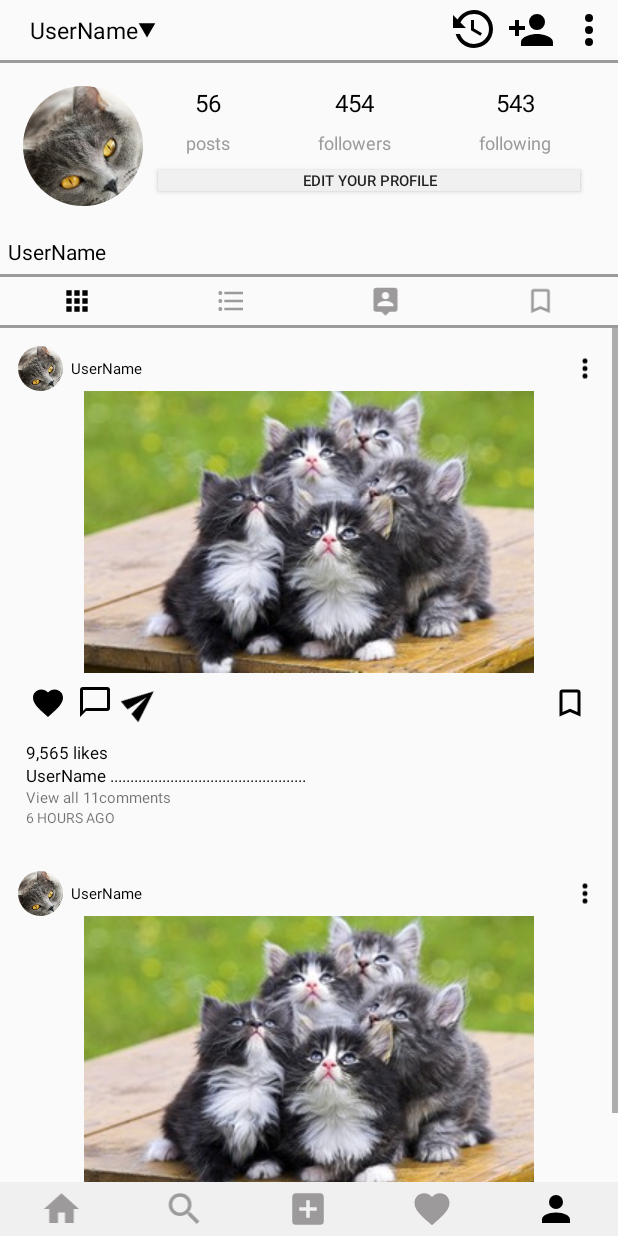
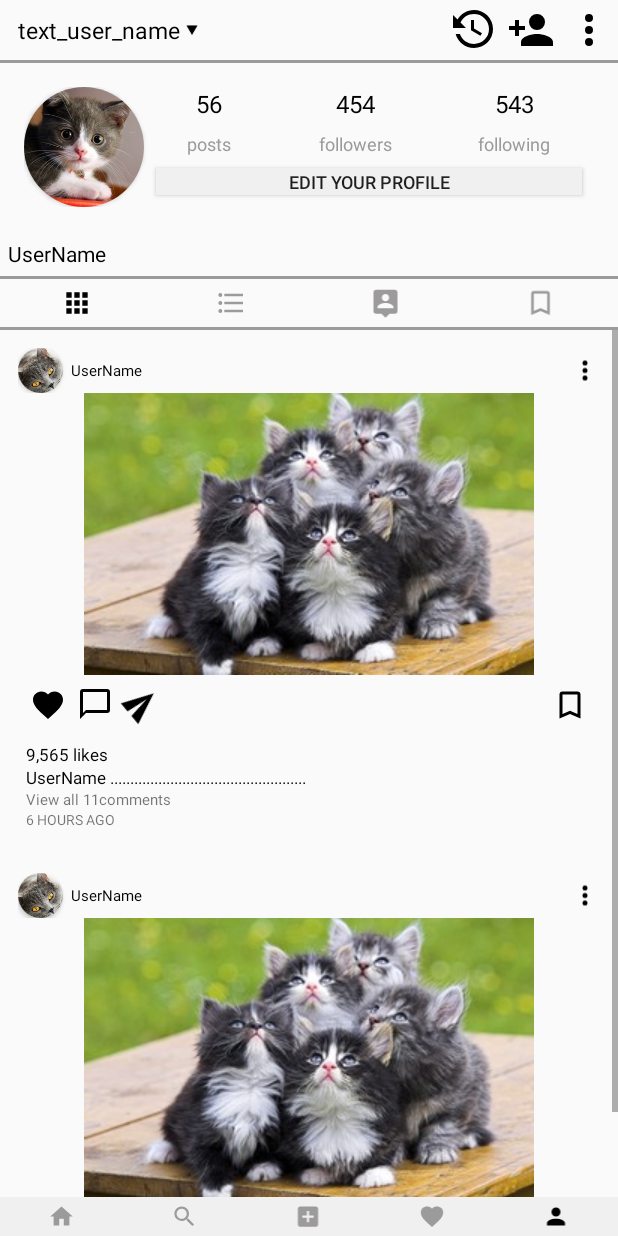
Before and after one commit to BEKTOP/HWork07_UI_Layouts, an Android app: the UserAccountActivity screen opened directly, with no data from a screen before it, on a phone screen of 412 x 824 dp. Run offline under Robolectric (Android 15) with nearby library versions, the phone set to English and light mode, and no system bars.

Commit message:
work over

```diff
--- a/app/src/main/res/layout/post_one.xml
+++ b/app/src/main/res/layout/post_one.xml
@@ -7,6 +7,7 @@
 
     <include
         layout="@layout/post_one_header"/>
+
     <include
         layout="@layout/post_one_content"/>
 </LinearLayout>
--- a/app/src/main/res/layout/post_one_content.xml
+++ b/app/src/main/res/layout/post_one_content.xml
@@ -2,8 +2,7 @@
 <LinearLayout xmlns:android="http://schemas.android.com/apk/res/android"
               android:layout_width="match_parent"
               android:layout_height="wrap_content"
-              android:orientation="vertical"
->
+              android:orientation="vertical">
 
     <ImageView
         android:layout_width="wrap_content"
--- a/app/src/main/res/layout/post_one_header.xml
+++ b/app/src/main/res/layout/post_one_header.xml
@@ -1,27 +1,48 @@
 <?xml version="1.0" encoding="utf-8"?>
 <RelativeLayout xmlns:android="http://schemas.android.com/apk/res/android"
-    android:orientation="horizontal" android:layout_width="match_parent"
-    android:layout_height="wrap_content">
-    <de.hdodenhof.circleimageview.CircleImageView
-android:id="@+id/action_image"
+                xmlns:app="http://schemas.android.com/apk/res-auto"
+                android:layout_width="match_parent"
+                android:layout_height="wrap_content"
+                android:orientation="horizontal">
+
+
+    <android.support.v7.widget.CardView
+        android:id="@+id/action_image"
         android:layout_width="30dp"
         android:layout_height="30dp"
-        android:src="@drawable/image03"
-        android:layout_alignParentLeft="true"/>
+        android:layout_alignParentLeft="true"
+        android:layout_alignParentStart="true"
+        app:cardCornerRadius="30dp">
+
+        <ImageView
+
+            android:id="@+id/image_avatar"
+            android:layout_width="match_parent"
+            android:layout_height="match_parent"
+            android:layout_alignParentTop="true"
+            android:layout_centerHorizontal="true"
+            android:scaleType="centerCrop"
+            android:src="@drawable/image03">
+
+        </ImageView>
+    </android.support.v7.widget.CardView>
+
+
     <TextView
         android:layout_width="wrap_content"
         android:layout_height="wrap_content"
+        android:layout_centerInParent="true"
+        android:layout_margin="5dp"
+        android:layout_toRightOf="@+id/action_image"
         android:text="UserName"
-        android:layout_margin="5dp"
         android:textColor="@color/colorBlack"
-        android:textSize="10dp"
-        android:layout_centerInParent="true"
-        android:layout_toRightOf="@+id/action_image"/>
+        android:textSize="10dp"/>
+
     <ImageView
         android:layout_width="20dp"
         android:layout_height="30dp"
-        android:src="@drawable/dots_vertical"
-        android:layout_alignParentRight="true"/>
+        android:layout_alignParentRight="true"
+        android:src="@drawable/dots_vertical"/>
 
 
 </RelativeLayout>
--- a/app/src/main/res/layout/shape_line.xml
+++ b/app/src/main/res/layout/shape_line.xml
@@ -1,7 +1,9 @@
 <?xml version="1.0" encoding="utf-8"?>
 <LinearLayout xmlns:android="http://schemas.android.com/apk/res/android"
-    android:orientation="vertical" android:layout_width="match_parent"
-    android:layout_height="match_parent">
+              android:layout_width="match_parent"
+              android:layout_height="match_parent"
+              android:orientation="vertical">
+
     <ImageView
         android:layout_width="match_parent"
         android:layout_height="2dp"
--- a/app/src/main/res/layout/user_account_activity.xml
+++ b/app/src/main/res/layout/user_account_activity.xml
@@ -1,16 +1,19 @@
 <?xml version="1.0" encoding="utf-8"?>
 <RelativeLayout xmlns:android="http://schemas.android.com/apk/res/android"
-    android:orientation="vertical" android:layout_width="match_parent"
-    android:layout_height="match_parent">
+                android:layout_width="match_parent"
+                android:layout_height="match_parent"
+                android:orientation="vertical">
 
     <LinearLayout
         android:id="@+id/line1"
         android:layout_width="match_parent"
         android:layout_height="wrap_content"
         android:orientation="vertical">
+
         <include
             layout="@layout/user_account_header"
             />
+
         <include
             layout="@layout/shape_line"
             />
@@ -18,41 +21,45 @@
 
     <LinearLayout
         android:id="@+id/line2"
-        android:layout_below="@+id/line1"
         android:layout_width="match_parent"
         android:layout_height="wrap_content"
+        android:layout_below="@+id/line1"
         android:orientation="vertical">
+
         <include
             layout="@layout/user_account_avatar"/>
+
         <TextView
             android:layout_width="match_parent"
             android:layout_height="wrap_content"
+            android:padding="5sp"
             android:text="UserName"
-            android:padding="5sp"
             android:textColor="@color/colorBlack"/>
 
         <include
             layout="@layout/shape_line"/>
+
         <include
             layout="@layout/user_account_menu"/>
+
         <include
             layout="@layout/shape_line"/>
     </LinearLayout>
 
 
+    <ScrollView
+        android:layout_width="match_parent"
+        android:layout_height="wrap_content"
+        android:layout_below="@+id/line2">
 
-    <ScrollView
-        android:layout_below="@+id/line2"
-        android:layout_width="match_parent"
-        android:layout_height="wrap_content">
         <LinearLayout
             android:layout_width="match_parent"
             android:layout_height="wrap_content"
             android:orientation="vertical">
 
             <include
-                layout="@layout/post_one"
-                />
+                layout="@layout/post_one"/>
+
             <include
                 layout="@layout/post_one"/>
         </LinearLayout>
@@ -63,6 +70,7 @@
         android:layout_width="match_parent"
         android:layout_height="wrap_content"
         android:layout_alignParentBottom="true">
+
         <include layout="@layout/user_account_menu_botom"/>
     </LinearLayout>
 
--- a/app/src/main/res/layout/user_account_avatar.xml
+++ b/app/src/main/res/layout/user_account_avatar.xml
@@ -1,15 +1,37 @@
 <?xml version="1.0" encoding="utf-8"?>
 <RelativeLayout xmlns:android="http://schemas.android.com/apk/res/android"
+                xmlns:app="http://schemas.android.com/apk/res-auto"
                 android:layout_width="match_parent"
                 android:layout_height="80dp"
-                android:layout_margin="15dp"
+                android:layout_margin="16dp"
                 android:orientation="horizontal">
 
-    <de.hdodenhof.circleimageview.CircleImageView
+
+    <android.support.v7.widget.CardView
         android:id="@+id/avatar"
         android:layout_width="80dp"
         android:layout_height="80dp"
-        android:src="@drawable/image03"/>
+        android:innerRadius="1dp"
+        android:shape="ring"
+        android:thicknessRatio="2"
+        app:cardCornerRadius="40dp"
+        android:layout_alignParentTop="true"
+        android:layout_alignParentLeft="true"
+        android:layout_alignParentStart="true">
+
+        <ImageView
+
+            android:id="@+id/image_avatar"
+            android:layout_width="match_parent"
+            android:layout_height="match_parent"
+            android:src="@drawable/image01"
+            android:layout_alignParentTop="true"
+            android:layout_centerHorizontal="true"
+            android:scaleType="centerCrop">
+
+        </ImageView>
+    </android.support.v7.widget.CardView>
+
 
     <LinearLayout
         android:id="@+id/info"
@@ -89,12 +111,12 @@
         android:layout_width="match_parent"
         android:layout_height="wrap_content"
         android:layout_below="@+id/info"
-        android:layout_margin="10dp"
+        android:layout_margin="8dp"
         android:layout_toRightOf="@+id/avatar"
         android:background="@color/colorGray"
         android:gravity="center"
         android:text="Edit your profile"
-        android:textSize="10sp"
+        android:textSize="12sp"
         />
 
 </RelativeLayout>
--- a/app/src/main/res/layout/user_account_header.xml
+++ b/app/src/main/res/layout/user_account_header.xml
@@ -11,16 +11,16 @@
         android:layout_alignParentLeft="true"
         android:layout_alignParentStart="true"
         android:layout_centerInParent="true"
-        android:paddingLeft="20dp"
-        android:text="UserName"
+        android:paddingLeft="12dp"
+        android:text="@string/username"
         android:textColor="@color/colorBlack"
-        android:textSize="15sp"
-        />
+        android:textSize="15sp"/>
 
     <ImageView
-        android:layout_width="12dp"
-        android:layout_height="12dp"
+        android:layout_width="8dp"
+        android:layout_height="8dp"
         android:layout_centerInParent="true"
+        android:layout_margin="4dp"
         android:layout_toRightOf="@+id/user_name"
         android:rotation="180"
         android:src="@drawable/triangle"/>
--- a/app/src/main/res/layout/user_account_menu.xml
+++ b/app/src/main/res/layout/user_account_menu.xml
@@ -1,38 +1,39 @@
 <?xml version="1.0" encoding="utf-8"?>
 <LinearLayout xmlns:android="http://schemas.android.com/apk/res/android"
-    android:orientation="horizontal" android:layout_width="match_parent"
-    android:layout_height="wrap_content"
+              android:layout_width="match_parent"
+              android:layout_height="wrap_content"
+              android:orientation="horizontal"
     >
 
     <ImageView
+        android:layout_width="@dimen/size_ic_page_header"
+        android:layout_height="@dimen/size_ic_page_header"
         android:layout_weight="1"
         android:padding="5dp"
-        android:layout_width="@dimen/size_ic_page_header"
-        android:layout_height="@dimen/size_ic_page_header"
         android:src="@drawable/apps"/>
 
     <ImageView
+        android:layout_width="@dimen/size_ic_page_header"
+        android:layout_height="@dimen/size_ic_page_header"
         android:layout_weight="1"
         android:padding="5dp"
+        android:src="@drawable/format_list_bulleted"
+        android:tint="@color/colorGray2"/>
+
+    <ImageView
         android:layout_width="@dimen/size_ic_page_header"
         android:layout_height="@dimen/size_ic_page_header"
-        android:tint="@color/colorGray2"
-        android:src="@drawable/format_list_bulleted"/>
+        android:layout_weight="1"
+        android:padding="5dp"
+        android:src="@drawable/account_location"
+        android:tint="@color/colorGray2"/>
 
     <ImageView
+        android:layout_width="@dimen/size_ic_page_header"
+        android:layout_height="@dimen/size_ic_page_header"
         android:layout_weight="1"
         android:padding="5dp"
-        android:layout_width="@dimen/size_ic_page_header"
-        android:layout_height="@dimen/size_ic_page_header"
-        android:tint="@color/colorGray2"
-        android:src="@drawable/account_location"/>
-
-    <ImageView
-        android:layout_weight="1"
-        android:padding="5dp"
-        android:layout_width="@dimen/size_ic_page_header"
-        android:layout_height="@dimen/size_ic_page_header"
-        android:tint="@color/colorGray2"
-        android:src="@drawable/bookmark_outline"/>
+        android:src="@drawable/bookmark_outline"
+        android:tint="@color/colorGray2"/>
 
 </LinearLayout>
--- a/app/src/main/res/layout/user_account_menu_botom.xml
+++ b/app/src/main/res/layout/user_account_menu_botom.xml
@@ -1,34 +1,49 @@
 <?xml version="1.0" encoding="utf-8"?>
 <LinearLayout xmlns:android="http://schemas.android.com/apk/res/android"
-    android:layout_width="match_parent"
-    android:layout_height="match_parent"
-    android:background="@color/colorGray"
-    android:orientation="horizontal">
+              android:layout_width="match_parent"
+              android:layout_height="match_parent"
+              android:background="@color/colorGray"
+              android:orientation="horizontal">
 
     <ImageView
-        android:src="@drawable/home"
+        android:layout_width="26dp"
+        android:layout_height="26dp"
+        android:layout_weight="1"
+        android:padding="4dp"
         android:clickable="true"
         android:onClick="onHomeButtonClick"
-        style="@style/menu_botom"
-        android:tint="@color/colorGray2" />
+        android:src="@drawable/home"
+        android:tint="@color/colorGray2"/>
 
     <ImageView
+        android:layout_width="26dp"
+        android:layout_height="26dp"
+        android:layout_weight="1"
+        android:padding="4dp"
         android:src="@drawable/magnify"
-        style="@style/menu_botom"
-        android:tint="@color/colorGray2" />
+        android:tint="@color/colorGray2"/>
 
     <ImageView
+        android:layout_width="26dp"
+        android:layout_height="26dp"
+        android:layout_weight="1"
+        android:padding="4dp"
         android:src="@drawable/plus_box"
-        style="@style/menu_botom"
-        android:tint="@color/colorGray2" />
+        android:tint="@color/colorGray2"/>
 
     <ImageView
+        android:layout_width="26dp"
+        android:layout_height="26dp"
+        android:layout_weight="1"
+        android:padding="4dp"
         android:src="@drawable/heart"
-        style="@style/menu_botom"
-        android:tint="@color/colorGray2" />
+        android:tint="@color/colorGray2"/>
 
     <ImageView
-        android:src="@drawable/account"
-        style="@style/menu_botom"/>
+        android:layout_width="26dp"
+        android:layout_height="26dp"
+        android:layout_weight="1"
+        android:padding="4dp"
+        android:src="@drawable/account"/>
 
 </LinearLayout>
--- a/app/src/main/res/values/strings.xml
+++ b/app/src/main/res/values/strings.xml
@@ -6,4 +6,5 @@
     <string name="text_following">following</string>
     <string name="number_posts">56</string>
     <string name="text_posts">posts</string>
+    <string name="username">text_user_name</string>
 </resources>
--- a/app/src/main/res/values/styles.xml
+++ b/app/src/main/res/values/styles.xml
@@ -19,11 +19,9 @@
         <item name="android:textColor">@color/colorGray2</item>
         <item name="android:gravity">center</item>
     </style>
-    <style name="menu_botom">
-        <item name="android:layout_width">36dp</item>
-        <item name="android:layout_height">36dp</item>
-        <item name="android:layout_weight">1</item>
-        <item name="android:padding">4dp</item>
+
+    <style name="small_btn_style">
+
     </style>
 
 </resources>
```
Also changed, not shown: app/build.gradle (+3 -6 lines), app/src/main/res/layout/home_activity.xml (+12 -5 lines), app/src/main/res/layout/home_header.xml (+19 -18 lines), app/src/main/res/layout/home_menu_botom.xml (+31 -16 lines).
